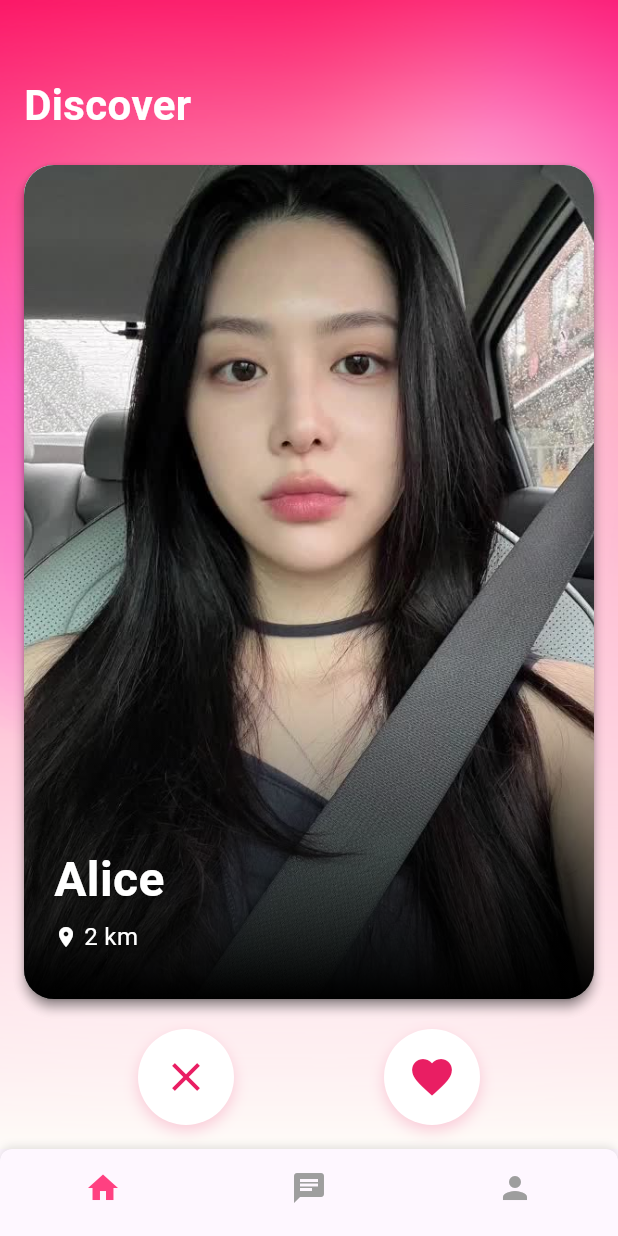
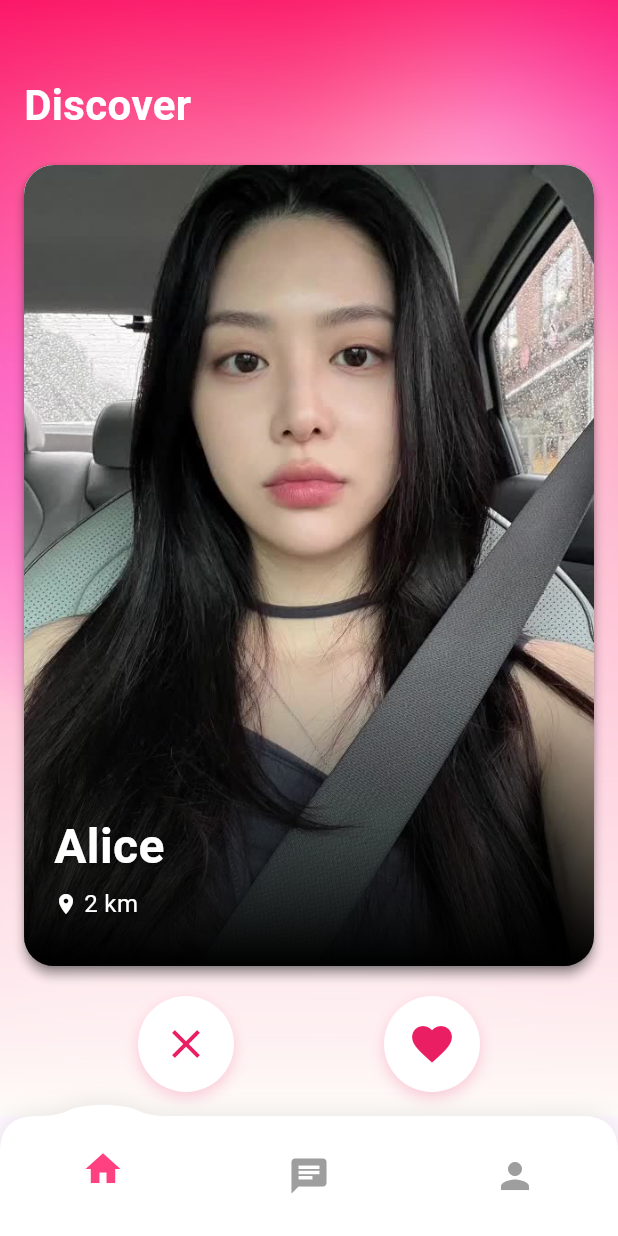
Before and after one commit to CatchU-DatingApp/CatchU-frontend, a Flutter app: the MainPage screen opened by its route, on a phone screen of 412 x 824 dp. Run offline on Flutter 3.47's test engine with Material 3 defaults, Android fonts, the phone set to English and light mode, and no system bars; our stand-ins replace camera, cloud_firestore, firebase_auth, firebase_core, firebase_storage, flutter_keyboard_visibility and 6 more; accounts and stored records are empty.

Commit message:
update navbar biar smooth dan kalcer

```diff
--- a/lib/home/mainpage.dart
+++ b/lib/home/mainpage.dart
@@ -8,7 +8,83 @@ class MainPage extends StatefulWidget {
   _MainPageState createState() => _MainPageState();
 }
 
-class _MainPageState extends State<MainPage> {
+class CurvedPainter extends CustomPainter {
+  final double position;
+
+  CurvedPainter(this.position);
+
+  @override
+  void paint(Canvas canvas, Size size) {
+    var paint = Paint()
+      ..color = Colors.white
+      ..style = PaintingStyle.fill;
+
+    var shadowPaint = Paint()
+      ..color = Colors.black.withOpacity(0.1)
+      ..maskFilter = MaskFilter.blur(BlurStyle.normal, 8);
+
+    var path = Path();
+
+    // Calculate curve position
+    final curvePosition = size.width * position;
+    final curveRadius = 24.0;
+
+    // Start from top-left
+    path.moveTo(0, curveRadius);
+
+    // Top-left corner
+    path.quadraticBezierTo(0, 0, curveRadius, 0);
+
+    // Top edge before curve
+    path.lineTo(curvePosition - 40, 0);
+
+    // Left part of curve
+    path.quadraticBezierTo(
+      curvePosition - 30, 0,
+      curvePosition - 20, -5
+    );
+
+    // Center of curve
+    path.quadraticBezierTo(
+      curvePosition, -10,
+      curvePosition + 20, -5
+    );
+
+    // Right part of curve
+    path.quadraticBezierTo(
+      curvePosition + 30, 0,
+      curvePosition + 40, 0
+    );
+
+    // Top edge after curve
+    path.lineTo(size.width - curveRadius, 0);
+
+    // Top-right corner
+    path.quadraticBezierTo(size.width, 0, size.width, curveRadius);
+
+    // Right edge
+    path.lineTo(size.width, size.height);
+
+    // Bottom edge
+    path.lineTo(0, size.height);
+
+    // Close path
+    path.close();
+
+    // Draw shadow first
+    canvas.drawPath(path, shadowPaint);
+
+    // Then draw the main path
+    canvas.drawPath(path, paint);
+  }
+
+  @override
+  bool shouldRepaint(CustomPainter oldDelegate) => true;
+}
+
+class _MainPageState extends State<MainPage> with SingleTickerProviderStateMixin {
+  late AnimationController _animationController;
+  late Animation<double> _curveAnimation;
   int _currentIndex = 0;
 
   final List<Widget> _pages = [
@@ -17,8 +93,55 @@ class _MainPageState extends State<MainPage> {
     ProfilePage(),
   ];
 
+  @override
+  void initState() {
+    super.initState();
+    _animationController = AnimationController(
+      duration: Duration(milliseconds: 400),
+      vsync: this,
+    );
+
+    // Initialize curve animation with the starting position
+    final initialPosition = (_currentIndex + 0.5) / 3;
+    _curveAnimation = Tween<double>(
+      begin: initialPosition,
+      end: initialPosition,
+    ).animate(
+      CurvedAnimation(
+        parent: _animationController,
+        curve: Curves.easeInOut,
+      ),
+    );
+  }
+
+  @override
+  void dispose() {
+    _animationController.dispose();
+    super.dispose();
+  }
+
   void _onTabTapped(int index) {
-    setState(() => _currentIndex = index);
+    if (index == _currentIndex) return;
+
+    final double currentPosition = (_currentIndex + 0.5) / 3;
+    final double targetPosition = (index + 0.5) / 3;
+
+    setState(() {
+      _currentIndex = index;
+
+      _curveAnimation = Tween<double>(
+        begin: currentPosition,
+        end: targetPosition,
+      ).animate(
+        CurvedAnimation(
+          parent: _animationController,
+          curve: Curves.easeInOut,
+        ),
+      );
+
+      _animationController.reset();
+      _animationController.forward();
+    });
   }
 
   @override
@@ -28,38 +151,61 @@ class _MainPageState extends State<MainPage> {
         index: _currentIndex,
         children: _pages,
       ),
-      bottomNavigationBar: Container(
-        decoration: BoxDecoration(
-          borderRadius: BorderRadius.only(
-            topLeft: Radius.circular(8),
-            topRight: Radius.circular(8),
+      bottomNavigationBar: Stack(
+        children: [
+          Container(
+            height: 80,
+            child: Stack(
+              children: [
+                AnimatedBuilder(
+                  animation: _curveAnimation,
+                  builder: (context, child) {
+                    return CustomPaint(
+                      size: Size(MediaQuery.of(context).size.width, 80),
+                      painter: CurvedPainter(_curveAnimation.value),
+                    );
+                  },
+                ),
+                Container(
+                  height: 80,
+                  child: Row(
+                    mainAxisAlignment: MainAxisAlignment.spaceEvenly,
+                    children: [
+                      _buildNavItem(0, Icons.home),
+                      _buildNavItem(1, Icons.chat),
+                      _buildNavItem(2, Icons.person),
+                    ],
+                  ),
+                ),
+              ],
+            ),
           ),
-          boxShadow: [
-            BoxShadow(
-              color: Colors.black.withOpacity(0.1),
-              blurRadius: 4,
-              offset: Offset(0, -2),
+        ],
+      ),
+    );
+  }
+
+  Widget _buildNavItem(int index, IconData icon) {
+    bool isSelected = _currentIndex == index;
+    return GestureDetector(
+      onTap: () => _onTabTapped(index),
+      child: Container(
+        width: MediaQuery.of(context).size.width / 3,
+        height: 80,
+        child: Column(
+          mainAxisAlignment: MainAxisAlignment.center,
+          children: [
+            AnimatedContainer(
+              duration: Duration(milliseconds: 300),
+              curve: Curves.easeInOut,
+              transform: Matrix4.translationValues(0, isSelected ? -5 : 0, 0),
+              child: Icon(
+                icon,
+                color: isSelected ? Colors.pinkAccent : Colors.grey,
+                size: 28,
+              ),
             ),
           ],
-        ),
-        child: ClipRRect(
-          borderRadius: BorderRadius.only(
-            topLeft: Radius.circular(8),
-            topRight: Radius.circular(8),
-          ),
-          child: BottomNavigationBar(
-            currentIndex: _currentIndex,
-            onTap: _onTabTapped,
-            selectedItemColor: Colors.pinkAccent,
-            unselectedItemColor: Colors.grey,
-            showSelectedLabels: false,
-            showUnselectedLabels: false,
-            items: [
-              BottomNavigationBarItem(icon: Icon(Icons.home), label: 'Home'),
-              BottomNavigationBarItem(icon: Icon(Icons.chat), label: 'MatchU'),
-              BottomNavigationBarItem(icon: Icon(Icons.person), label: 'Profile'),
-            ],
-          ),
         ),
       ),
     );
```
